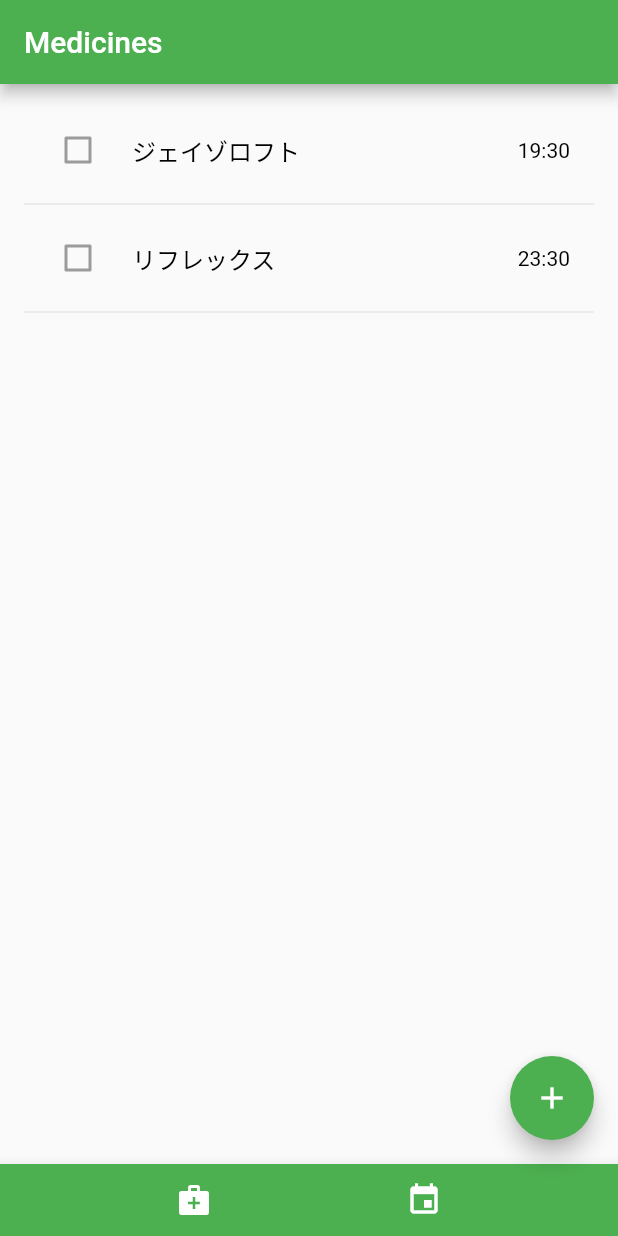
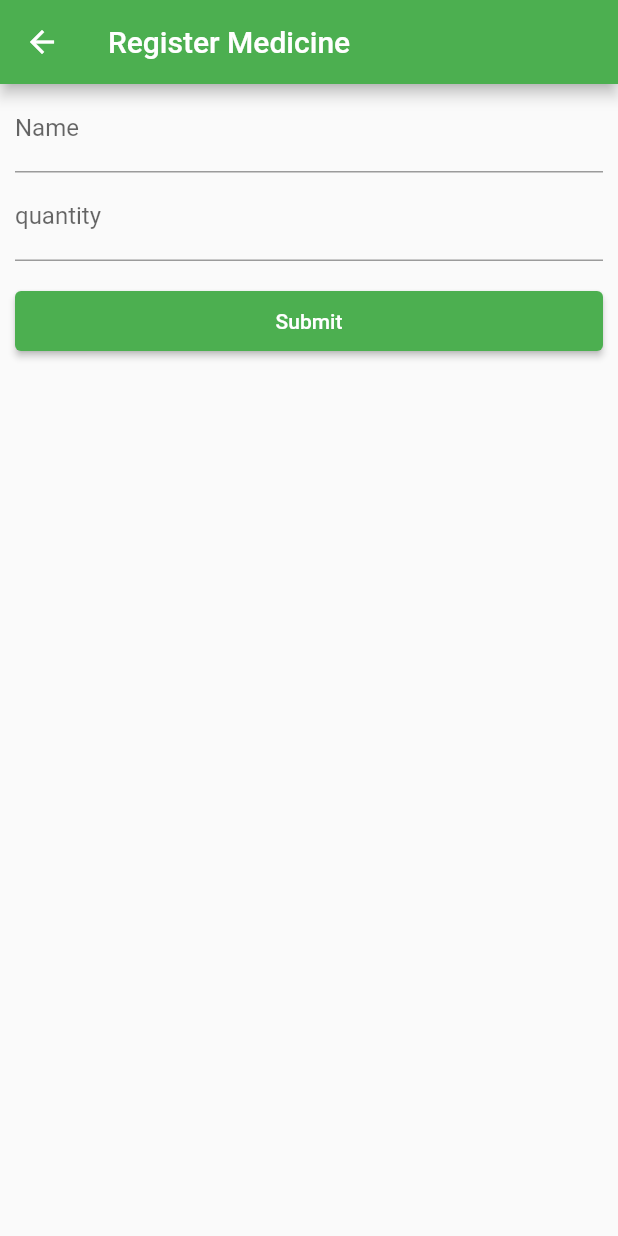
Before and after one commit to yasunaga-shuto/mediary, a Flutter app: the screen it shows after launch, after a tap on the "add" icon, on a phone screen of 412 x 824 dp. Run offline on Flutter 3.47's test engine with Material 2 defaults, Android fonts, the phone set to English and light mode, and no system bars.

Commit message:
change directory

```diff
--- a/lib/main.dart
+++ b/lib/main.dart
@@ -3,7 +3,7 @@
 // found in the LICENSE file.
 
 import 'package:flutter/material.dart';
-import './medicines.dart';
+import './medicines/index.dart';
 
 void main() => runApp(const Mediary());
 
--- a/lib/medicines.dart
+++ b/lib/medicines/index.dart
@@ -1,4 +1,5 @@
 import 'package:flutter/material.dart';
+import './registration_form.dart';
 
 class Medicines extends StatefulWidget {
   const Medicines({Key? key}) : super(key: key);
@@ -32,7 +33,7 @@ class _MedicinesState extends State<Medicines> {
           )),
       floatingActionButton: FloatingActionButton(
         child: const Icon(Icons.add),
-        onPressed: () {},
+        onPressed: _registerMedicine,
         backgroundColor: Colors.green,
       ),
       floatingActionButtonLocation: FloatingActionButtonLocation.endFloat,
@@ -45,7 +46,7 @@ class _MedicinesState extends State<Medicines> {
       children: [
         CheckboxListTile(
           title: const Text('ジェイゾロフト', style: TextStyle(color: Colors.black)),
-          onChanged: _addMedicine(),
+          onChanged: _takeMedicine(),
           value: false,
           controlAffinity: ListTileControlAffinity.leading,
           activeColor: Colors.green,
@@ -54,7 +55,7 @@ class _MedicinesState extends State<Medicines> {
         const Divider(),
         CheckboxListTile(
           title: const Text('リフレックス', style: TextStyle(color: Colors.black)),
-          onChanged: _addMedicine(),
+          onChanged: _takeMedicine(),
           value: false,
           controlAffinity: ListTileControlAffinity.leading,
           activeColor: Colors.green,
@@ -65,5 +66,13 @@ class _MedicinesState extends State<Medicines> {
     );
   }
 
-  _addMedicine() {}
+  _takeMedicine() {}
+
+  void _registerMedicine() {
+    Navigator.of(context).push(
+      MaterialPageRoute<void>(builder: (BuildContext context) {
+        return const MedicineRegistrationForm();
+      }),
+    );
+  }
 }
--- /dev/null
+++ b/lib/medicines/registration_form.dart
@@ -0,0 +1,41 @@
+import 'package:flutter/material.dart';
+
+class MedicineRegistrationForm extends StatefulWidget {
+  const MedicineRegistrationForm({Key? key}) : super(key: key);
+
+  @override
+  _MedicineRegistrationFormState createState() =>
+      _MedicineRegistrationFormState();
+}
+
+class _MedicineRegistrationFormState extends State<MedicineRegistrationForm> {
+  @override
+  Widget build(BuildContext context) {
+    return Scaffold(
+        appBar: AppBar(title: const Text('Register Medicine')),
+        body: Container(
+            padding: const EdgeInsets.symmetric(horizontal: 10.0),
+            child: Column(children: <Widget>[
+              Container(
+                  margin: const EdgeInsets.only(bottom: 20),
+                  child: Column(
+                    children: [
+                      TextFormField(
+                        decoration: const InputDecoration(labelText: 'Name'),
+                      ),
+                      TextFormField(
+                        decoration:
+                            const InputDecoration(labelText: 'quantity'),
+                      ),
+                    ],
+                  )),
+              SizedBox(
+                  width: double.infinity,
+                  height: 40.0,
+                  child: ElevatedButton(
+                      onPressed: () {},
+                      child: const Text('Submit'),
+                      style: ElevatedButton.styleFrom(primary: Colors.green)))
+            ])));
+  }
+}
```
